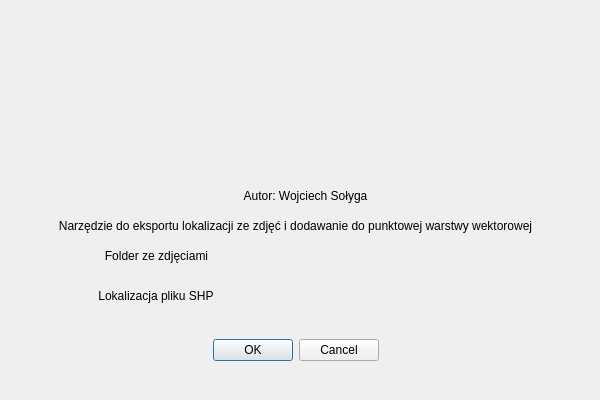
Before: the Qt Designer form photo_link_dialog_base.ui in wojtek19022/Photos_linker, drawn with Qt 5.
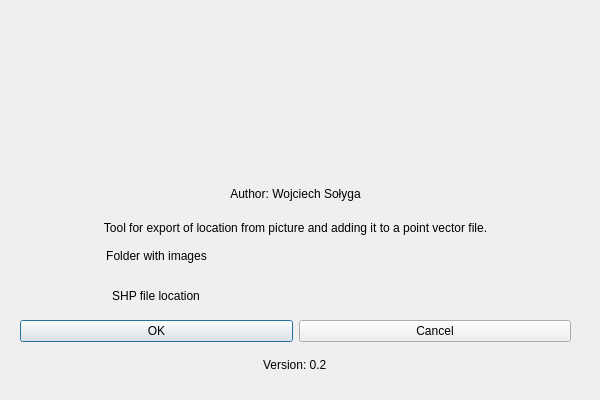
After: the same form once the commit is applied. Icons and pictures are not drawn. Custom widgets are drawn as their Qt base class.

Commit message: Change in metadata and UI in English

```diff
--- a/photo_link_dialog_base.ui
+++ b/photo_link_dialog_base.ui
@@ -35,33 +35,17 @@
    <iconset>
     <normaloff>Zdjecia/localization_icon_1.png</normaloff>Zdjecia/localization_icon_1.png</iconset>
   </property>
-  <widget class="QLabel" name="label_5">
-   <property name="geometry">
-    <rect>
-     <x>20</x>
-     <y>210</y>
-     <width>551</width>
-     <height>31</height>
-    </rect>
-   </property>
-   <property name="text">
-    <string>Narzędzie do eksportu lokalizacji ze zdjęć i dodawanie do punktowej warstwy wektorowej</string>
-   </property>
-   <property name="alignment">
-    <set>Qt::AlignCenter</set>
-   </property>
-  </widget>
   <widget class="QWidget" name="gridLayoutWidget">
    <property name="geometry">
     <rect>
-     <x>240</x>
-     <y>40</y>
+     <x>230</x>
+     <y>30</y>
      <width>132</width>
      <height>142</height>
     </rect>
    </property>
    <layout class="QGridLayout" name="gridLayout">
-    <item row="0" column="0" alignment="Qt::AlignRight|Qt::AlignBottom">
+    <item row="0" column="1">
      <widget class="QLabel" name="label">
       <property name="maximumSize">
        <size>
@@ -98,14 +82,18 @@
     </rect>
    </property>
    <layout class="QHBoxLayout" name="horizontalLayout">
-    <item alignment="Qt::AlignRight">
+    <item>
+     <layout class="QVBoxLayout" name="verticalLayout_2">
+      <item>
+       <layout class="QHBoxLayout" name="horizontalLayout_2">
+        <item>
      <widget class="QPushButton" name="OK">
       <property name="text">
        <string>OK</string>
       </property>
      </widget>
     </item>
-    <item alignment="Qt::AlignLeft">
+        <item>
      <widget class="QPushButton" name="Cancel">
       <property name="text">
        <string>Cancel</string>
@@ -113,22 +101,17 @@
      </widget>
     </item>
    </layout>
-  </widget>
-  <widget class="QLabel" name="label_4">
-   <property name="geometry">
-    <rect>
-     <x>220</x>
-     <y>180</y>
-     <width>171</width>
-     <height>31</height>
-    </rect>
-   </property>
+      </item>
+      <item alignment="Qt::AlignHCenter">
+       <widget class="QLabel" name="label_6">
    <property name="text">
-    <string>Autor: Wojciech Sołyga</string>
-   </property>
-   <property name="alignment">
-    <set>Qt::AlignCenter</set>
-   </property>
+         <string>Version: 0.2</string>
+        </property>
+       </widget>
+      </item>
+     </layout>
+    </item>
+   </layout>
   </widget>
   <widget class="QWidget" name="verticalLayoutWidget">
    <property name="geometry">
@@ -145,7 +128,7 @@
       <item>
        <widget class="QLabel" name="label_2">
         <property name="text">
-         <string>Folder ze zdjęciami</string>
+         <string>Folder with images</string>
         </property>
         <property name="alignment">
          <set>Qt::AlignCenter</set>
@@ -178,7 +161,7 @@
       <item alignment="Qt::AlignHCenter|Qt::AlignVCenter">
        <widget class="QLabel" name="label_3">
         <property name="text">
-         <string>Lokalizacja pliku SHP</string>
+         <string>SHP file location</string>
         </property>
         <property name="alignment">
          <set>Qt::AlignCenter</set>
@@ -199,6 +182,38 @@
     </item>
    </layout>
   </widget>
+  <widget class="QWidget" name="verticalLayoutWidget_4">
+   <property name="geometry">
+    <rect>
+     <x>20</x>
+     <y>180</y>
+     <width>551</width>
+     <height>61</height>
+    </rect>
+   </property>
+   <layout class="QVBoxLayout" name="verticalLayout_3">
+    <item>
+     <widget class="QLabel" name="label_4">
+      <property name="text">
+       <string>Author: Wojciech Sołyga</string>
+      </property>
+      <property name="alignment">
+       <set>Qt::AlignCenter</set>
+      </property>
+     </widget>
+    </item>
+    <item>
+     <widget class="QLabel" name="label_5">
+      <property name="text">
+       <string>Tool for export of location from picture and adding it to a point vector file.</string>
+      </property>
+      <property name="alignment">
+       <set>Qt::AlignCenter</set>
+      </property>
+     </widget>
+    </item>
+   </layout>
+  </widget>
  </widget>
  <customwidgets>
   <customwidget>
```
Left out of the diff: 4 changed lines with no effect on the pictures. Lines whose indentation alone changed are shown as unchanged. The commit also changes 2 other files.
